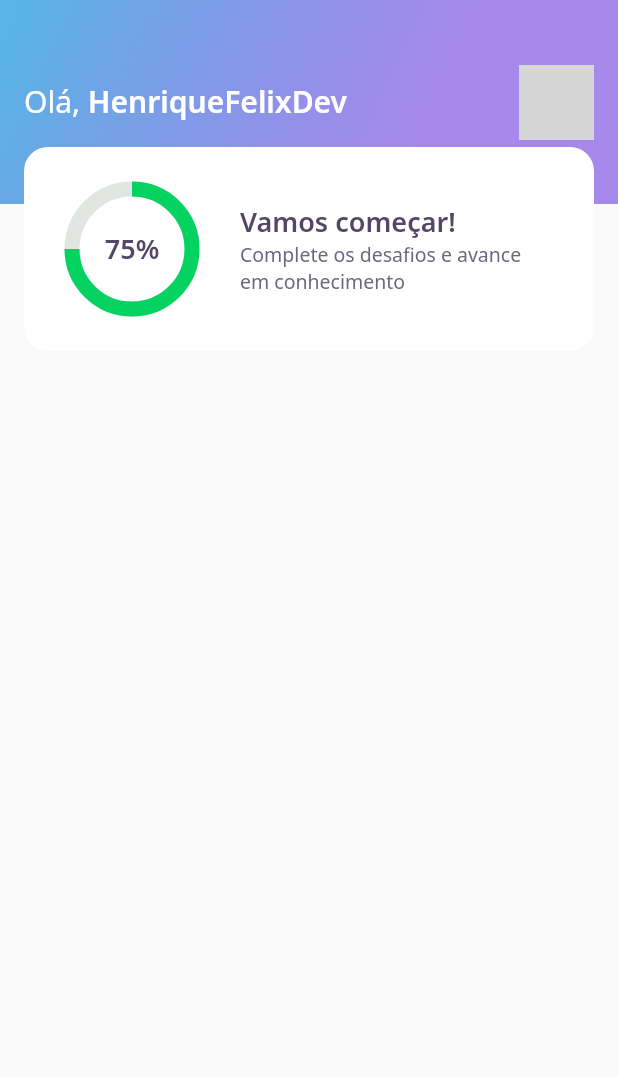
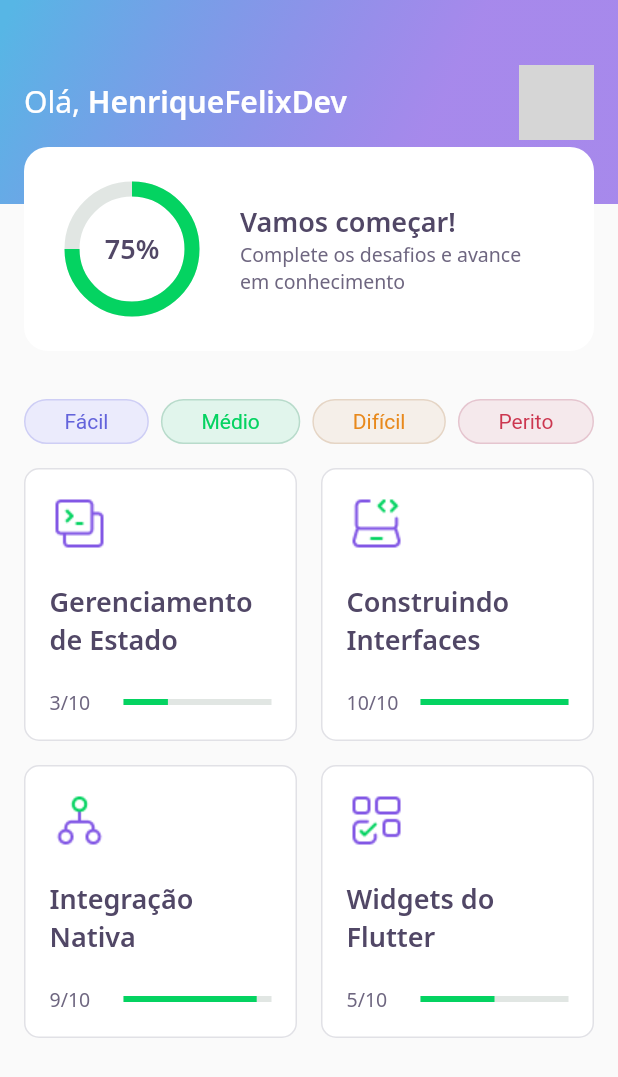
Before and after one commit to HenriqueFelixDev/dev-quiz-nlw5, a Flutter app: the HomePage screen opened directly, on a phone screen of 412 x 824 dp. Shown: the top 1077 px of the screen. Run offline on Flutter 3.47's test engine with Material 2 defaults, Android fonts, the phone set to English and light mode, and no system bars; our stand-ins replace google_fonts; network calls fail; grey boxes are pictures that could not be loaded.

Commit message:
aula 2 finalizada e correção dos imports

```diff
--- a/lib/core/app_widget.dart
+++ b/lib/core/app_widget.dart
@@ -1,6 +1,7 @@
+import 'package:flutter/material.dart';
 import '../pages/home/home_page.dart';
 import '../pages/splash/splash_page.dart';
-import 'package:flutter/material.dart';
+import '../pages/challenge/challenge_page.dart';
 
 class AppWidget extends StatelessWidget {
   @override
@@ -8,7 +9,7 @@ class AppWidget extends StatelessWidget {
     return MaterialApp(
       title: "DevQuiz",
       debugShowCheckedModeBanner: false,
-      home: HomePage(),
+      home: ChallengePage(),
     );
   }
 }
--- a/lib/main.dart
+++ b/lib/main.dart
@@ -1,4 +1,5 @@
 import 'package:flutter/material.dart';
 
 import 'core/app_widget.dart';
+
 main() => runApp(AppWidget());
--- a/lib/pages/home/home_page.dart
+++ b/lib/pages/home/home_page.dart
@@ -1,5 +1,8 @@
 import 'package:flutter/material.dart';
-import 'widgets/custom_app_bar_widget.dart';
+import 'package:dev_quiz/core/app_images.dart';
+import 'widgets/level_button/level_button_widget.dart';
+import 'widgets/quiz_card/quiz_card_widget.dart';
+import 'widgets/custom_app_bar/custom_app_bar_widget.dart';
 
 class HomePage extends StatefulWidget {
   @override
@@ -11,6 +14,56 @@ class _HomePageState extends State<HomePage> {
   Widget build(BuildContext context) {
     return Scaffold(
       appBar: CustomAppBarWidget(),
+      body: Container(
+        padding: const EdgeInsets.all(16.0),
+        child: Column(
+          children: [
+            Row(
+              mainAxisAlignment: MainAxisAlignment.spaceBetween,
+              children: [
+                LevelButtonWidget(label: 'Fácil'),
+                LevelButtonWidget(label: 'Médio'),
+                LevelButtonWidget(label: 'Difícil'),
+                LevelButtonWidget(label: 'Perito')
+              ]
+            ),
+            SizedBox(height: 16.0),
+            Expanded(
+              child: GridView.count(
+                crossAxisCount: 2,
+                crossAxisSpacing: 16.0,
+                mainAxisSpacing: 16.0,
+                children: [
+                  QuizCardWidget(
+                    title: 'Gerenciamento de Estado',
+                    icon: AppImages.data,
+                    questionsCount: 10,
+                    completedQuestionsCount: 3
+                  ),
+                  QuizCardWidget(
+                    title: 'Construindo Interfaces',
+                    icon: AppImages.laptop,
+                    questionsCount: 10,
+                    completedQuestionsCount: 10
+                  ),
+                  QuizCardWidget(
+                    title: 'Integração Nativa',
+                    icon: AppImages.hierarchy,
+                    questionsCount: 10,
+                    completedQuestionsCount: 9
+                  ),
+                  QuizCardWidget(
+                    title: 'Widgets do Flutter',
+                    icon: AppImages.blocks,
+                    questionsCount: 10,
+                    completedQuestionsCount: 5
+                  ),
+                ]
+              )
+            )
+          ]
+        ),
+      )
     );
   }
 }
--- a/lib/pages/home/widgets/chart_progress_widget.dart
+++ b/lib/pages/home/widgets/chart_progress/chart_progress_widget.dart
@@ -1,6 +1,5 @@
-import 'package:dev_quiz/core/app_colors.dart';
-import 'package:dev_quiz/core/app_text_styles.dart';
 import 'package:flutter/material.dart';
+import 'package:dev_quiz/core/core.dart';
 
 class ChartProgressWidget extends StatelessWidget {
   @override
--- /dev/null
+++ b/lib/pages/home/widgets/level_button/level_button_widget.dart
@@ -0,0 +1,50 @@
+import 'package:flutter/material.dart';
+import 'package:dev_quiz/core/app_colors.dart';
+import '../level_chip/level_chip_widget.dart';
+
+class LevelButtonWidget extends StatelessWidget {
+  final String label;
+
+  LevelButtonWidget({Key? key, required this.label})
+    : assert(_config.keys.contains(label)),
+      super(key: key);
+
+  static final _config = {
+    "Fácil": {
+      'background': AppColors.levelButtonFacil,
+      'text': AppColors.levelButtonTextFacil,
+      'border': AppColors.levelButtonBorderFacil
+    },
+    "Médio": {
+      'background': AppColors.levelButtonMedio,
+      'text': AppColors.levelButtonTextMedio,
+      'border': AppColors.levelButtonBorderMedio
+    },
+    "Difícil": {
+      'background': AppColors.levelButtonDificil,
+      'text': AppColors.levelButtonTextDificil,
+      'border': AppColors.levelButtonBorderDificil
+    },
+    "Perito": {
+      'background': AppColors.levelButtonPerito,
+      'text': AppColors.levelButtonTextPerito,
+      'border': AppColors.levelButtonBorderPerito
+    }
+  };
+
+  Color get _backgroundColor => _config[label]!['background']!;
+  Color get _textColor => _config[label]!['text']!;
+  Color get _borderColor => _config[label]!['border']!;
+
+  @override
+  Widget build(BuildContext context) {
+    return Container(
+      child: LevelChipWidget(
+        label: label,
+        labelStyle: TextStyle(color: _textColor),
+        borderColor: _borderColor,
+        backgroundColor: _backgroundColor
+      )
+    );
+  }
+}
--- /dev/null
+++ b/lib/pages/home/widgets/level_chip/level_chip_widget.dart
@@ -0,0 +1,34 @@
+import 'package:flutter/material.dart';
+
+class LevelChipWidget extends StatelessWidget {
+  final String label;
+  final Color borderColor;
+  final Color backgroundColor;
+  final TextStyle? labelStyle;
+
+  LevelChipWidget({
+    Key? key,
+    required this.label,
+    this.borderColor = Colors.black54,
+    this.backgroundColor = Colors.white,
+    this.labelStyle
+  }) : super(key: key);
+
+  TextStyle get _labelTextStyle => labelStyle ?? TextStyle();
+
+  @override
+  Widget build(BuildContext context) {
+    return Container(
+      padding: const EdgeInsets.symmetric(
+        horizontal: 26.0,
+        vertical: 6.0
+      ),
+      decoration: BoxDecoration(
+        border: Border.fromBorderSide(BorderSide(color: borderColor)),
+        borderRadius: BorderRadius.circular(28.0),
+        color: backgroundColor
+      ),
+      child: Text(label, style: _labelTextStyle)
+    );
+  }
+}
--- /dev/null
+++ b/lib/pages/home/widgets/quiz_card/quiz_card_widget.dart
@@ -0,0 +1,56 @@
+import 'package:flutter/material.dart';
+import 'package:dev_quiz/core/core.dart';
+import 'package:dev_quiz/shared/widgets/progress_indicator/progress_indicator_widget.dart';
+
+class QuizCardWidget extends StatelessWidget {
+  final String title;
+  final String icon;
+  final int questionsCount;
+  final int completedQuestionsCount;
+
+  QuizCardWidget({
+    Key? key,
+    required this.title,
+    required this.icon,
+    required this.questionsCount,
+    required this.completedQuestionsCount
+  }) : assert(completedQuestionsCount <= questionsCount),
+      super(key: key);
+
+  double get _quizProgress =>
+    questionsCount == 0 ? 0 : completedQuestionsCount / questionsCount;
+
+  @override
+  Widget build(BuildContext context) {
+    return Container(
+      padding: const EdgeInsets.all(16.0),
+      decoration: BoxDecoration(
+        color: AppColors.white,
+        border: Border.fromBorderSide(BorderSide(color: AppColors.border)),
+        borderRadius: BorderRadius.circular(10.0)
+      ),
+      child: Column(
+        crossAxisAlignment: CrossAxisAlignment.start,
+        mainAxisAlignment: MainAxisAlignment.spaceBetween,
+        children: [
+          Image.asset(icon),
+          Text(title, style: AppTextStyles.heading),
+          Row(
+            children: [
+              Expanded(
+                child: Text(
+                  '$completedQuestionsCount/$questionsCount',
+                  style: AppTextStyles.body
+                )
+              ),
+              Expanded(
+                flex: 2,
+                child: ProgressIndicatorWidget(value: _quizProgress)
+              )
+            ]
+          )
+        ]
+      )
+    );
+  }
+}
--- a/lib/pages/home/widgets/score_card_widget.dart
+++ b/lib/pages/home/widgets/score_card/score_card_widget.dart
@@ -1,7 +1,6 @@
-import 'package:dev_quiz/core/app_colors.dart';
-import 'package:dev_quiz/core/app_text_styles.dart';
-import 'package:dev_quiz/pages/home/widgets/chart_progress_widget.dart';
 import 'package:flutter/material.dart';
+import 'package:dev_quiz/core/core.dart';
+import '../chart_progress/chart_progress_widget.dart';
 
 class ScoreCardWidget extends StatelessWidget {
   @override
--- /dev/null
+++ b/lib/shared/widgets/progress_indicator/progress_indicator_widget.dart
@@ -0,0 +1,22 @@
+import 'package:flutter/material.dart';
+import 'package:dev_quiz/core/app_colors.dart';
+
+class ProgressIndicatorWidget extends StatelessWidget {
+  final double value;
+
+  ProgressIndicatorWidget({
+    Key? key,
+    required this.value
+  }) : super(key: key);
+
+  @override
+  Widget build(BuildContext context) {
+    return Container(
+      child: LinearProgressIndicator(
+        value: value,
+        valueColor: AlwaysStoppedAnimation<Color>(AppColors.chartPrimary),
+        backgroundColor: AppColors.chartSecondary,
+      )
+    );
+  }
+}
```
Also changed, not shown: lib/pages/challenge/challenge_page.dart (added, +20 -0 lines), lib/pages/challenge/widgets/answer/answer_widget.dart (added, +71 -0 lines), lib/pages/challenge/widgets/challenge_appbar/challenge_appbar_widget.dart (added, +42 -0 lines), lib/pages/challenge/widgets/quiz/quiz_widget.dart (added, +26 -0 lines), lib/pages/home/widgets/custom_app_bar/custom_app_bar_widget.dart (renamed from lib/pages/home/widgets/custom_app_bar_widget.dart, +3 -4 lines), lib/pages/home/widgets/user_avatar/user_avatar_widget.dart (renamed from lib/pages/home/widgets/user_avatar_widget.dart).
